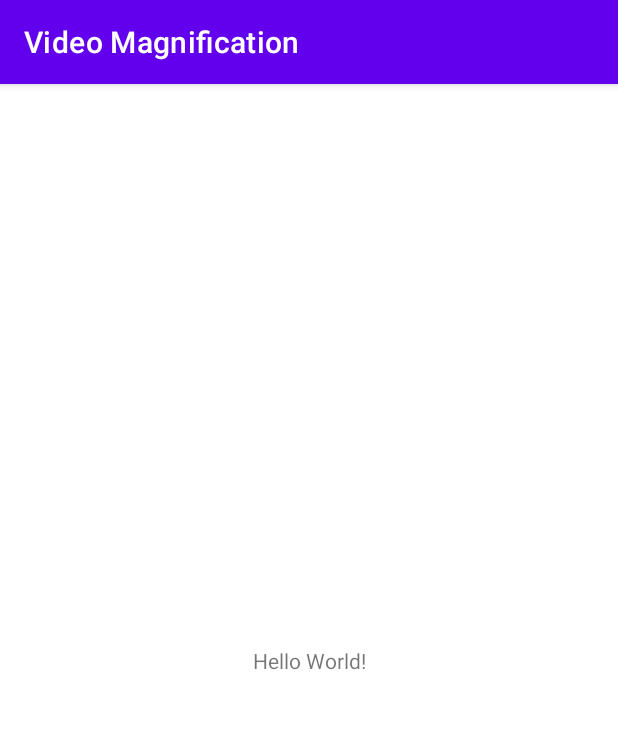
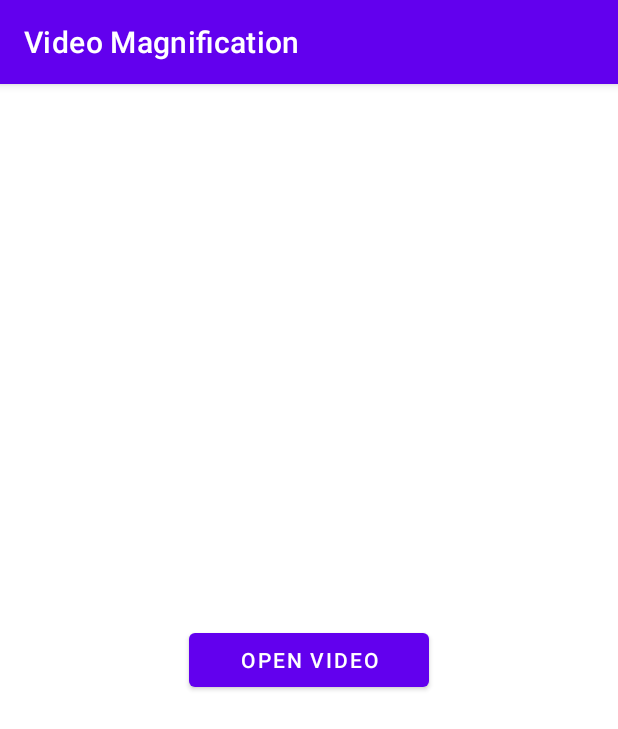
Before and after one commit to edmobe/android-video-magnification, an Android app: the screen it shows after launch (MainActivity), on a phone screen of 412 x 824 dp. Shown: the top 729 px of the screen. Run offline under Robolectric (Android 15) with nearby library versions, the phone set to English and light mode, and no system bars; libraries missing offline, so code that uses them is left out: com.jaiselrahman.filepicker; 1 statement that could not run was skipped.

Commit message:
Add file opener
A file opening button that shows a toast with the image path.

```diff
--- a/app/build.gradle
+++ b/app/build.gradle
@@ -50,4 +50,6 @@ dependencies {
     testImplementation 'junit:junit:4.+'
     androidTestImplementation 'androidx.test.ext:junit:1.1.3'
     androidTestImplementation 'androidx.test.espresso:espresso-core:3.4.0'
+    implementation 'com.github.jaiselrahman:FilePicker:1.3.2'
+    implementation 'org.jetbrains:annotations:16.0.2'
 }
--- a/app/src/main/AndroidManifest.xml
+++ b/app/src/main/AndroidManifest.xml
@@ -1,6 +1,8 @@
 <?xml version="1.0" encoding="utf-8"?>
 <manifest xmlns:android="http://schemas.android.com/apk/res/android"
     package="com.example.videomagnification">
+
+    <uses-permission android:name="android.permission.CAMERA"/>
 
     <application
         android:allowBackup="true"
--- a/app/src/main/res/layout/activity_main.xml
+++ b/app/src/main/res/layout/activity_main.xml
@@ -4,16 +4,23 @@
     xmlns:tools="http://schemas.android.com/tools"
     android:layout_width="match_parent"
     android:layout_height="match_parent"
+    android:orientation="vertical"
+    android:gravity="center"
+    android:padding="16dp"
+
     tools:context=".MainActivity">
 
-    <TextView
-        android:id="@+id/sample_text"
+
+    <Button
+        android:id="@+id/btn_open"
         android:layout_width="wrap_content"
         android:layout_height="wrap_content"
-        android:text="Hello World!"
+        android:text="Open Video"
+        android:minWidth="160dp"
         app:layout_constraintBottom_toBottomOf="parent"
-        app:layout_constraintLeft_toLeftOf="parent"
-        app:layout_constraintRight_toRightOf="parent"
+        app:layout_constraintEnd_toEndOf="parent"
+        app:layout_constraintStart_toStartOf="parent"
         app:layout_constraintTop_toTopOf="parent" />
 
+
 </androidx.constraintlayout.widget.ConstraintLayout>
--- a/build.gradle
+++ b/build.gradle
@@ -17,6 +17,9 @@ allprojects {
         google()
         mavenCentral()
         jcenter() // Warning: this repository is going to shut down soon
+        maven {
+            url "https://jitpack.io"
+        }
     }
 }
 
```
Also changed, not shown: app/src/main/java/com/example/videomagnification/MainActivity.java (+96 -6 lines).
